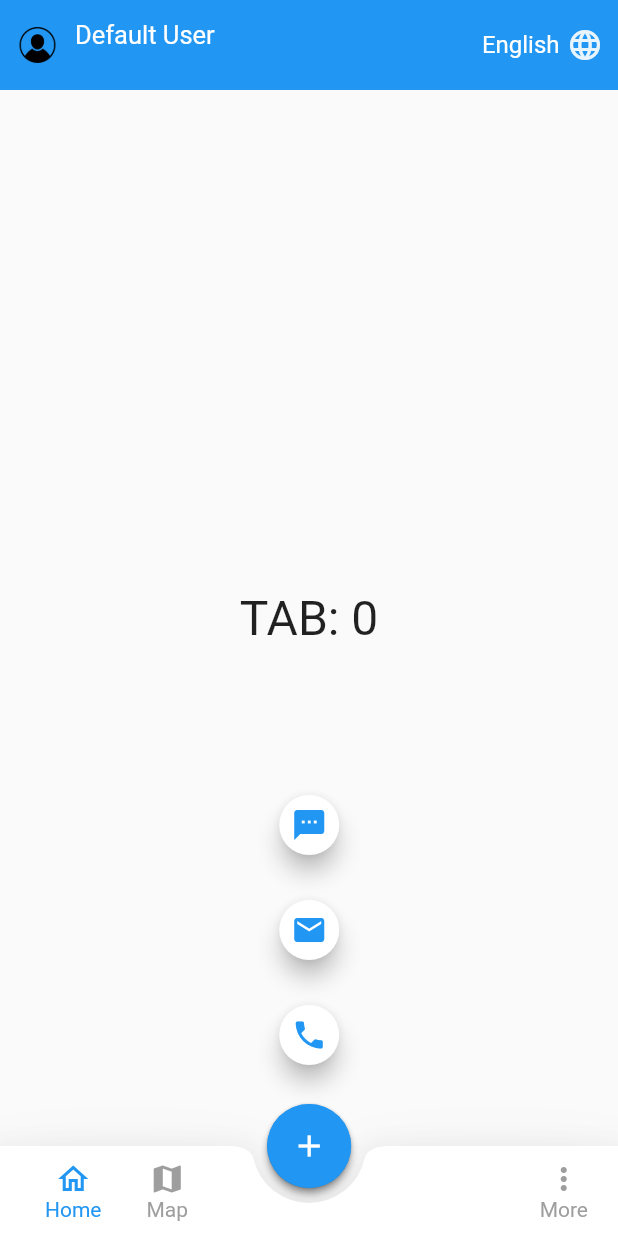
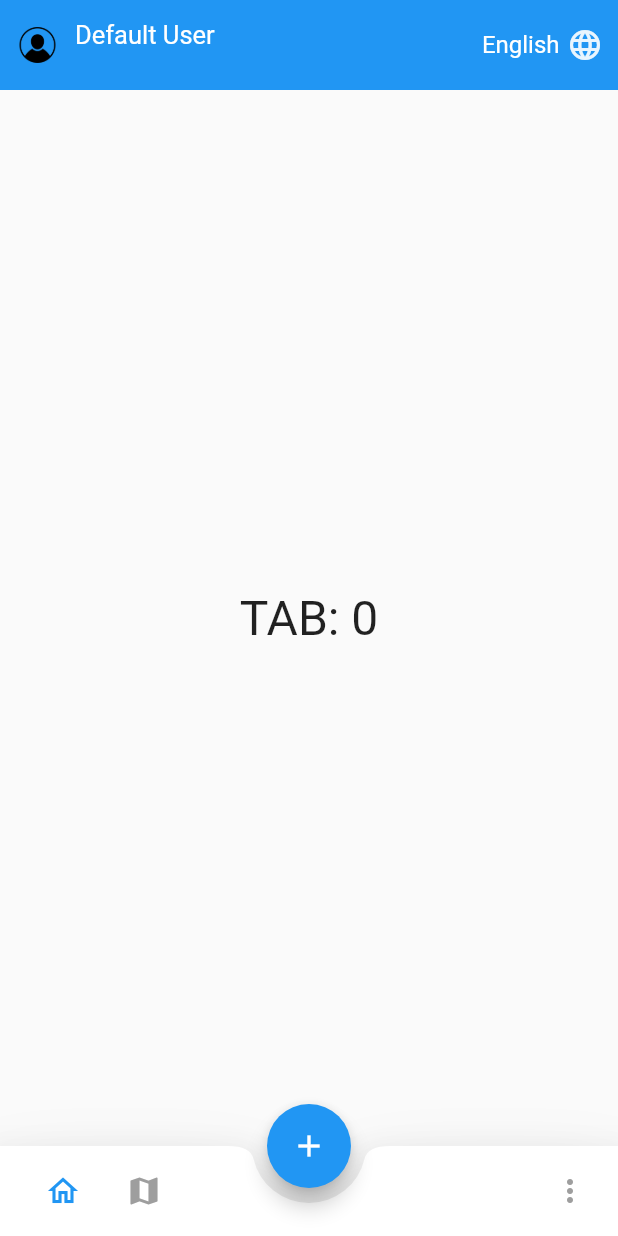
Before and after one commit to chiragSensussoft/appointment, a Flutter app: the Home screen opened directly, after a tap on the "add" icon, on a phone screen of 412 x 824 dp. Run offline on Flutter 3.47's test engine with Material 2 defaults, Android fonts, the phone set to English and light mode, and no system bars; our stand-ins replace dio, firebase_auth, firebase_dynamic_links, flutter_svg, fluttertoast, google_sign_in and 6 more; missing offline and left inert: flutter_microsoft_authentication; accounts and stored records are empty.

Commit message:
Pooja commit(22-02) bottom navigation

```diff
--- a/lib/home/Home.dart
+++ b/lib/home/Home.dart
@@ -10,6 +10,8 @@ import 'package:flutter/cupertino.dart';
 import 'package:flutter/material.dart';
 import 'package:shared_preferences/shared_preferences.dart';
 import 'package:sqflite/sqflite.dart';
+
+import 'BottomSheet.dart';
 
 void main() => runApp(MyApp());
 
@@ -251,7 +253,6 @@ class HomeState extends State<Home>{
                             _showPopupMenu(context);
                           },
                         )
-
                       ],
                     ),
               ),
@@ -278,8 +279,14 @@ class HomeState extends State<Home>{
               FABBottomAppBarItem(iconData: Icons.more_vert, text: 'More'),
             ],
           ),
+
           floatingActionButtonLocation: FloatingActionButtonLocation.centerDocked,
-          floatingActionButton: _buildFab(context),
+          floatingActionButton: FloatingActionButton(
+            child: Icon(Icons.add),
+            onPressed: (){
+              MyAppointment(controller);
+            },
+          ),
         ),
       ),
     );
@@ -376,24 +383,34 @@ class HomeState extends State<Home>{
   }
 
   Widget _buildFab(BuildContext context) {
-    final icons = [ Icons.sms, Icons.mail, Icons.phone];
-    return AnchoredOverlay(
-      showOverlay: true,
-      overlayBuilder: (context, offset) {
-        return CenterAbout(
-          position: Offset(offset.dx, offset.dy - icons.length * 35.0),
-          child: FabWithIcons(
-            icons: icons,
-            onIconTapped: _selectedFab,
-          ),
-        );
+    // final icons = [ Icons.sms, Icons.mail, Icons.phone];
+    // return AnchoredOverlay(
+    //   showOverlay: true,
+    //   overlayBuilder: (context, offset) {
+    //     return CenterAbout(
+    //       position: Offset(offset.dx, offset.dy - icons.length * 35.0),
+    //       child: FabWithIcons(
+    //         icons: icons,
+    //         onIconTapped: _selectedFab,
+    //       ),
+    //     );
+    //   },
+    //   child: FloatingActionButton(
+    //     onPressed: () {
+    //
+    //     },
+    //     tooltip: 'Increment',
+    //     child: Icon(Icons.add),
+    //     elevation: 2.0,
+    //   ),
+    // );
+
+    return FloatingActionButton(
+      onPressed: (){
+        MyBottomSheet(isEdit: false);
       },
-      child: FloatingActionButton(
-        onPressed: () { },
-        tooltip: 'Increment',
       child: Icon(Icons.add),
       elevation: 2.0,
-      ),
     );
   }
 
--- a/lib/home/MyAppointment.dart
+++ b/lib/home/MyAppointment.dart
@@ -38,7 +38,6 @@ class MyAppointment extends StatefulWidget {
 
 class MyAppointmentState extends State<MyAppointment>with TickerProviderStateMixin implements OnHomeView, IsAcceptAppointment {
   bool isVisible;
-  // List<Item> list = List.empty(growable: true);
   List<Item> itemList = List.empty(growable: true);
   List<EventItem> eventItem = List.empty(growable: true);
   List<EventItem> searchEventList = List.empty(growable: true);
--- a/lib/utils/bottom_navigation/fab_bottom_app_bar.dart
+++ b/lib/utils/bottom_navigation/fab_bottom_app_bar.dart
@@ -101,10 +101,6 @@ class FABBottomAppBarState extends State<FABBottomAppBar> {
             mainAxisAlignment: MainAxisAlignment.center,
             children: <Widget>[
               Icon(item.iconData, color: color, size: widget.iconSize),
-              Text(
-                item.text,
-                style: TextStyle(color: color),
-              )
             ],
           ),
         ),
@@ -125,10 +121,6 @@ class FABBottomAppBarState extends State<FABBottomAppBar> {
               mainAxisAlignment: MainAxisAlignment.center,
               children: <Widget>[
                 Icon(item.iconData, color: color, size: widget.iconSize),
-                Text(
-                  item.text,
-                  style: TextStyle(color: color),
-                )
               ],
             ),
           ),
```
Also changed, not shown: 1 other file. Lines whose indentation alone changed are shown as unchanged.
